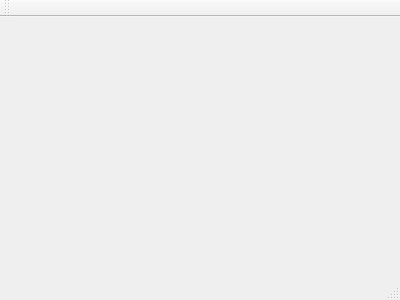
Old version of the form Coursework/mainwindow.ui in the repository SerafinaD/coursework.
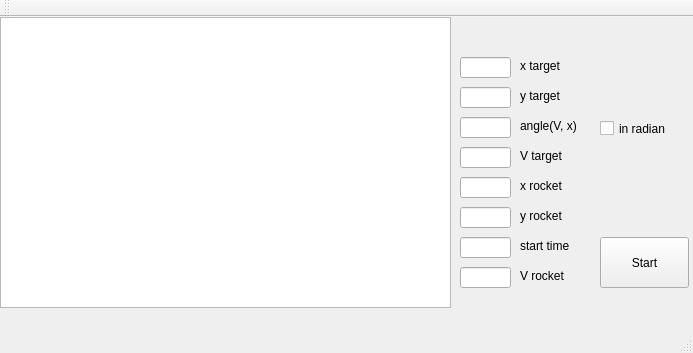
New version of the form.

What changed in the file:
```diff
--- a/Coursework/mainwindow.ui
+++ b/Coursework/mainwindow.ui
@@ -1,24 +1,368 @@
 <ui version="4.0">
  <class>MainWindow</class>
- <widget class="QMainWindow" name="MainWindow" >
-  <property name="geometry" >
+ <widget class="QMainWindow" name="MainWindow">
+  <property name="geometry">
    <rect>
     <x>0</x>
     <y>0</y>
-    <width>400</width>
-    <height>300</height>
+    <width>693</width>
+    <height>353</height>
    </rect>
   </property>
   <property name="windowTitle" >
    <string>MainWindow</string>
   </property>
-  <widget class="QMenuBar" name="menuBar" />
-  <widget class="QToolBar" name="mainToolBar" />
-  <widget class="QWidget" name="centralWidget" />
-  <widget class="QStatusBar" name="statusBar" />
+  <widget class="QWidget" name="centralWidget">
+   <widget class="QCheckBox" name="check_isRad">
+    <property name="geometry">
+     <rect>
+      <x>600</x>
+      <y>100</y>
+      <width>92</width>
+      <height>23</height>
+     </rect>
+    </property>
+    <property name="sizePolicy">
+     <sizepolicy hsizetype="Fixed" vsizetype="Fixed">
+      <horstretch>0</horstretch>
+      <verstretch>0</verstretch>
+     </sizepolicy>
+    </property>
+    <property name="text">
+     <string>in radian</string>
+    </property>
+   </widget>
+   <widget class="QPushButton" name="button_start">
+    <property name="geometry">
+     <rect>
+      <x>600</x>
+      <y>220</y>
+      <width>89</width>
+      <height>51</height>
+     </rect>
+    </property>
+    <property name="sizePolicy">
+     <sizepolicy hsizetype="Fixed" vsizetype="Fixed">
+      <horstretch>0</horstretch>
+      <verstretch>0</verstretch>
+     </sizepolicy>
+    </property>
+    <property name="text">
+     <string>Start</string>
+    </property>
+   </widget>
+   <widget class="QLineEdit" name="line_xtarget">
+    <property name="geometry">
+     <rect>
+      <x>460</x>
+      <y>40</y>
+      <width>51</width>
+      <height>21</height>
+     </rect>
+    </property>
+    <property name="sizePolicy">
+     <sizepolicy hsizetype="Fixed" vsizetype="Fixed">
+      <horstretch>0</horstretch>
+      <verstretch>0</verstretch>
+     </sizepolicy>
+    </property>
+   </widget>
+   <widget class="QLineEdit" name="line_ytarget">
+    <property name="geometry">
+     <rect>
+      <x>460</x>
+      <y>70</y>
+      <width>51</width>
+      <height>21</height>
+     </rect>
+    </property>
+    <property name="sizePolicy">
+     <sizepolicy hsizetype="Fixed" vsizetype="Fixed">
+      <horstretch>0</horstretch>
+      <verstretch>0</verstretch>
+     </sizepolicy>
+    </property>
+   </widget>
+   <widget class="QLineEdit" name="line_vtarget">
+    <property name="geometry">
+     <rect>
+      <x>460</x>
+      <y>130</y>
+      <width>51</width>
+      <height>21</height>
+     </rect>
+    </property>
+    <property name="sizePolicy">
+     <sizepolicy hsizetype="Fixed" vsizetype="Fixed">
+      <horstretch>0</horstretch>
+      <verstretch>0</verstretch>
+     </sizepolicy>
+    </property>
+   </widget>
+   <widget class="QLineEdit" name="line_fitarget">
+    <property name="geometry">
+     <rect>
+      <x>460</x>
+      <y>100</y>
+      <width>51</width>
+      <height>21</height>
+     </rect>
+    </property>
+    <property name="sizePolicy">
+     <sizepolicy hsizetype="Fixed" vsizetype="Fixed">
+      <horstretch>0</horstretch>
+      <verstretch>0</verstretch>
+     </sizepolicy>
+    </property>
+   </widget>
+   <widget class="QLabel" name="label_xtarget">
+    <property name="geometry">
+     <rect>
+      <x>520</x>
+      <y>40</y>
+      <width>61</width>
+      <height>17</height>
+     </rect>
+    </property>
+    <property name="sizePolicy">
+     <sizepolicy hsizetype="Fixed" vsizetype="Fixed">
+      <horstretch>0</horstretch>
+      <verstretch>0</verstretch>
+     </sizepolicy>
+    </property>
+    <property name="text">
+     <string>x target</string>
+    </property>
+   </widget>
+   <widget class="QLabel" name="label_xrocket">
+    <property name="geometry">
+     <rect>
+      <x>520</x>
+      <y>160</y>
+      <width>61</width>
+      <height>17</height>
+     </rect>
+    </property>
+    <property name="sizePolicy">
+     <sizepolicy hsizetype="Fixed" vsizetype="Fixed">
+      <horstretch>0</horstretch>
+      <verstretch>0</verstretch>
+     </sizepolicy>
+    </property>
+    <property name="text">
+     <string>x rocket</string>
+    </property>
+   </widget>
+   <widget class="QLineEdit" name="line_yrocket">
+    <property name="geometry">
+     <rect>
+      <x>460</x>
+      <y>190</y>
+      <width>51</width>
+      <height>21</height>
+     </rect>
+    </property>
+    <property name="sizePolicy">
+     <sizepolicy hsizetype="Fixed" vsizetype="Fixed">
+      <horstretch>0</horstretch>
+      <verstretch>0</verstretch>
+     </sizepolicy>
+    </property>
+   </widget>
+   <widget class="QLineEdit" name="line_xrocket">
+    <property name="geometry">
+     <rect>
+      <x>460</x>
+      <y>160</y>
+      <width>51</width>
+      <height>21</height>
+     </rect>
+    </property>
+    <property name="sizePolicy">
+     <sizepolicy hsizetype="Fixed" vsizetype="Fixed">
+      <horstretch>0</horstretch>
+      <verstretch>0</verstretch>
+     </sizepolicy>
+    </property>
+   </widget>
+   <widget class="QLabel" name="label_ytarget">
+    <property name="geometry">
+     <rect>
+      <x>520</x>
+      <y>70</y>
+      <width>61</width>
+      <height>17</height>
+     </rect>
+    </property>
+    <property name="sizePolicy">
+     <sizepolicy hsizetype="Fixed" vsizetype="Fixed">
+      <horstretch>0</horstretch>
+      <verstretch>0</verstretch>
+     </sizepolicy>
+    </property>
+    <property name="text">
+     <string>y target</string>
+    </property>
+   </widget>
+   <widget class="QLabel" name="label_yrocket">
+    <property name="geometry">
+     <rect>
+      <x>520</x>
+      <y>190</y>
+      <width>61</width>
+      <height>17</height>
+     </rect>
+    </property>
+    <property name="sizePolicy">
+     <sizepolicy hsizetype="Fixed" vsizetype="Fixed">
+      <horstretch>0</horstretch>
+      <verstretch>0</verstretch>
+     </sizepolicy>
+    </property>
+    <property name="text">
+     <string>y rocket</string>
+    </property>
+   </widget>
+   <widget class="QLabel" name="label_angle">
+    <property name="geometry">
+     <rect>
+      <x>520</x>
+      <y>100</y>
+      <width>71</width>
+      <height>17</height>
+     </rect>
+    </property>
+    <property name="sizePolicy">
+     <sizepolicy hsizetype="Fixed" vsizetype="Fixed">
+      <horstretch>0</horstretch>
+      <verstretch>0</verstretch>
+     </sizepolicy>
+    </property>
+    <property name="text">
+     <string>angle(V, x)</string>
+    </property>
+   </widget>
+   <widget class="QLabel" name="label_vtarget">
+    <property name="geometry">
+     <rect>
+      <x>520</x>
+      <y>130</y>
+      <width>67</width>
+      <height>17</height>
+     </rect>
+    </property>
+    <property name="sizePolicy">
+     <sizepolicy hsizetype="Fixed" vsizetype="Fixed">
+      <horstretch>0</horstretch>
+      <verstretch>0</verstretch>
+     </sizepolicy>
+    </property>
+    <property name="text">
+     <string>V target</string>
+    </property>
+   </widget>
+   <widget class="QLineEdit" name="line_time">
+    <property name="geometry">
+     <rect>
+      <x>460</x>
+      <y>220</y>
+      <width>51</width>
+      <height>21</height>
+     </rect>
+    </property>
+    <property name="sizePolicy">
+     <sizepolicy hsizetype="Fixed" vsizetype="Fixed">
+      <horstretch>0</horstretch>
+      <verstretch>0</verstretch>
+     </sizepolicy>
+    </property>
+   </widget>
+   <widget class="QLabel" name="label_start">
+    <property name="geometry">
+     <rect>
+      <x>520</x>
+      <y>220</y>
+      <width>71</width>
+      <height>17</height>
+     </rect>
+    </property>
+    <property name="sizePolicy">
+     <sizepolicy hsizetype="Fixed" vsizetype="Fixed">
+      <horstretch>0</horstretch>
+      <verstretch>0</verstretch>
+     </sizepolicy>
+    </property>
+    <property name="text">
+     <string>start time</string>
+    </property>
+   </widget>
+   <widget class="QLineEdit" name="line_Vrocket">
+    <property name="geometry">
+     <rect>
+      <x>460</x>
+      <y>250</y>
+      <width>51</width>
+      <height>21</height>
+     </rect>
+    </property>
+    <property name="sizePolicy">
+     <sizepolicy hsizetype="Fixed" vsizetype="Fixed">
+      <horstretch>0</horstretch>
+      <verstretch>0</verstretch>
+     </sizepolicy>
+    </property>
+   </widget>
+   <widget class="QLabel" name="label_vrocket">
+    <property name="geometry">
+     <rect>
+      <x>520</x>
+      <y>250</y>
+      <width>67</width>
+      <height>17</height>
+     </rect>
+    </property>
+    <property name="sizePolicy">
+     <sizepolicy hsizetype="Fixed" vsizetype="Fixed">
+      <horstretch>0</horstretch>
+      <verstretch>0</verstretch>
+     </sizepolicy>
+    </property>
+    <property name="text">
+     <string>V rocket</string>
+    </property>
+   </widget>
+   <widget class="QGraphicsView" name="graphicFlight">
+    <property name="geometry">
+     <rect>
+      <x>0</x>
+      <y>0</y>
+      <width>451</width>
+      <height>291</height>
+     </rect>
+    </property>
+   </widget>
+  </widget>
+  <widget class="QMenuBar" name="menuBar">
+   <property name="geometry">
+    <rect>
+     <x>0</x>
+     <y>0</y>
+     <width>693</width>
+     <height>22</height>
+    </rect>
+   </property>
+  </widget>
+  <widget class="QToolBar" name="mainToolBar">
+   <attribute name="toolBarArea">
+    <enum>TopToolBarArea</enum>
+   </attribute>
+   <attribute name="toolBarBreak">
+    <bool>false</bool>
+   </attribute>
+  </widget>
+  <widget class="QStatusBar" name="statusBar"/>
  </widget>
- <layoutDefault spacing="6" margin="11" />
- <pixmapfunction></pixmapfunction>
+ <layoutdefault spacing="6" margin="11"/>
  <resources/>
  <connections/>
 </ui>
```
Left out of the diff: 3 changed lines with no effect on the pictures.
